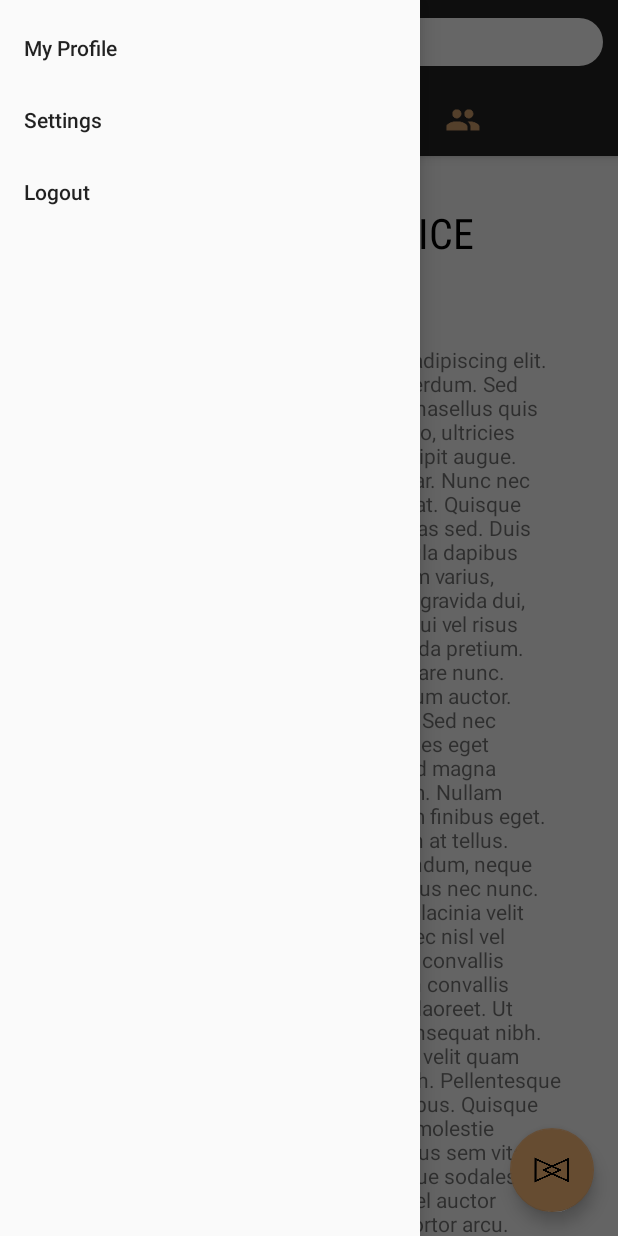
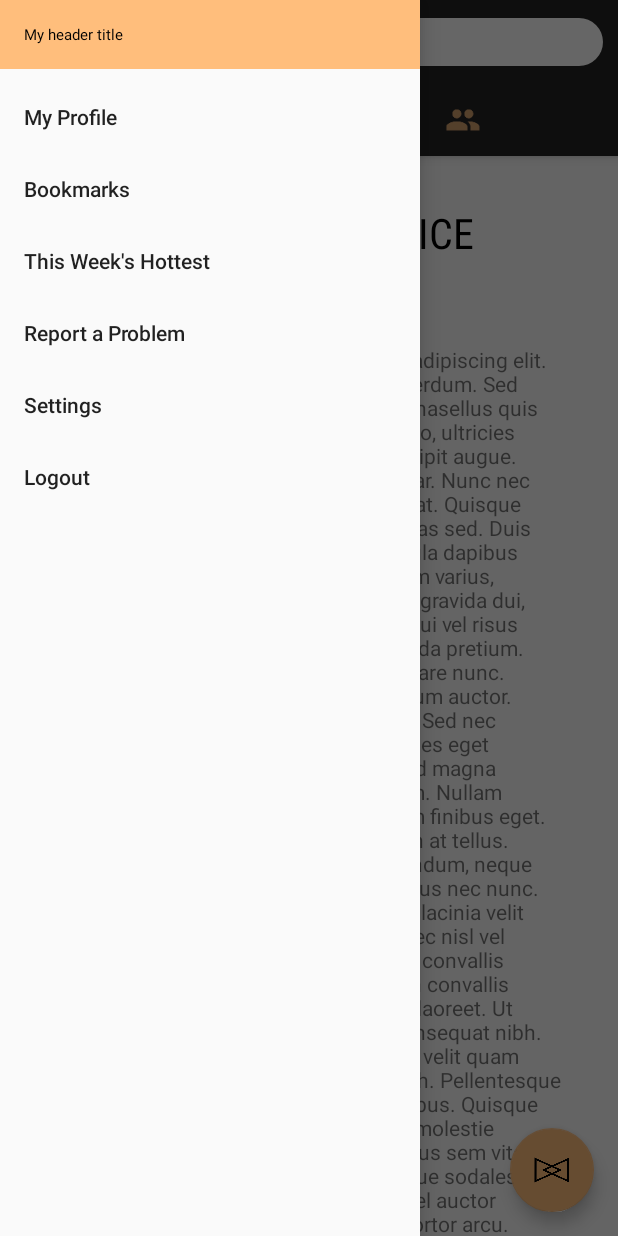
Before and after one commit to rmcreyes/clothing-app, an Android app: the FeedActivity screen opened directly, with no data from a screen before it, with the side drawer open, on a phone screen of 412 x 824 dp. Run offline under Robolectric (Android 15) with nearby library versions, the phone set to English and light mode, and no system bars.

Commit message:
add nav header

```diff
--- a/app/src/main/res/layout/activity_feed.xml
+++ b/app/src/main/res/layout/activity_feed.xml
@@ -74,6 +74,7 @@
         android:layout_height="match_parent"
         android:layout_gravity="start"
         android:fitsSystemWindows="true"
-        app:menu="@menu/navigation_menu"/>
+        app:menu="@menu/navigation_menu"
+        app:headerLayout="@layout/nav_header"/>
 
 </android.support.v4.widget.DrawerLayout>
--- /dev/null
+++ b/app/src/main/res/layout/nav_header.xml
@@ -0,0 +1,17 @@
+<?xml version="1.0" encoding="utf-8"?>
+<LinearLayout xmlns:android="http://schemas.android.com/apk/res/android"
+    android:layout_width="match_parent"
+    android:layout_height="match_parent"
+    android:background="@color/colorPrimary"
+    android:padding="16dp"
+    android:theme="@style/ThemeOverlay.AppCompat.Light"
+    android:orientation="vertical"
+    android:gravity="bottom">
+
+    <TextView
+        android:layout_width="match_parent"
+        android:layout_height="wrap_content"
+        android:text="My header title"
+        android:textAppearance="@style/ThemeOverlay.AppCompat.Light"/>
+
+</LinearLayout>
--- a/app/src/main/res/menu/navigation_menu.xml
+++ b/app/src/main/res/menu/navigation_menu.xml
@@ -3,6 +3,15 @@
 
     <item android:id="@+id/nav_my_profile"
         android:title="My Profile" />
+
+    <item android:id="@+id/nav_bookmarks"
+        android:title="Bookmarks" />
+
+    <item android:id="@+id/nav_hottest"
+        android:title="This Week's Hottest" />
+
+    <item android:id="@+id/nav_report"
+        android:title="Report a Problem" />
 
     <item android:id="@+id/nav_settings"
         android:title="Settings" />
```
